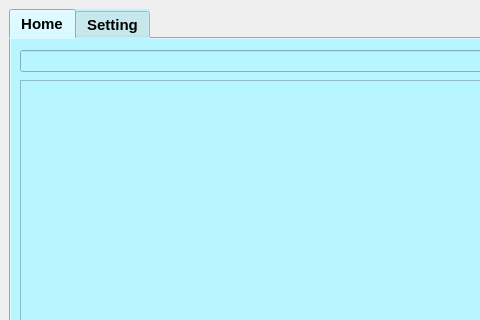
The window that mainpage.ui (santabou/JobMatch) describes before a commit, drawn with Qt 5; both pictures show x 0 to 480 and y 0 to 320 of the 800 by 600 pixel window.
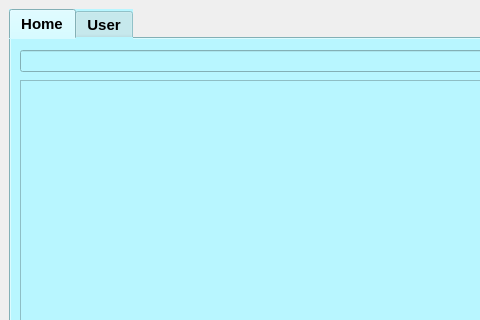
The same window after the commit.

```diff
--- a/mainpage.ui
+++ b/mainpage.ui
@@ -106,7 +106,7 @@
       </widget>
       <widget class="QWidget" name="tab_2">
        <attribute name="title">
-        <string>Setting</string>
+        <string>User</string>
        </attribute>
        <widget class="QLabel" name="usn">
         <property name="geometry">
```
